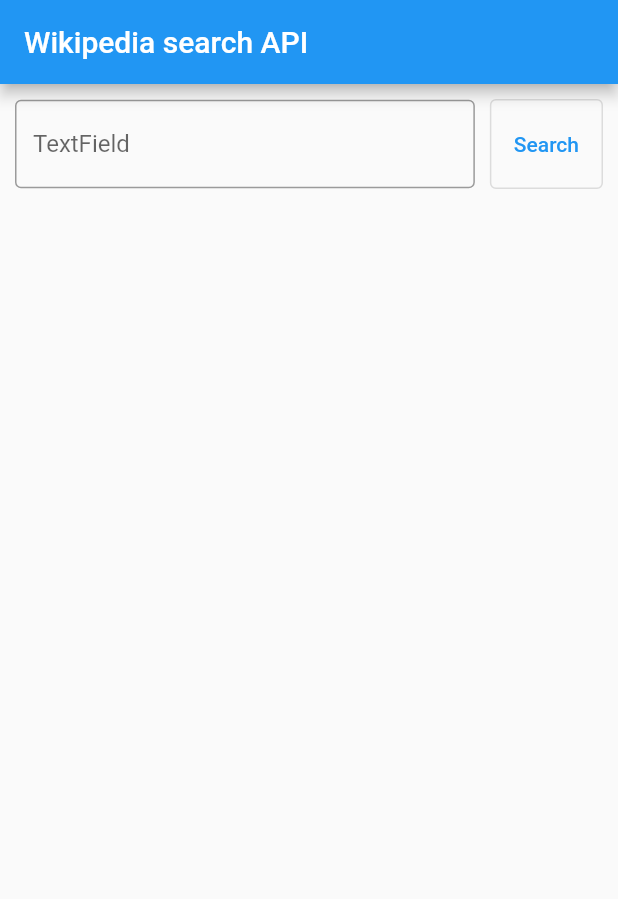
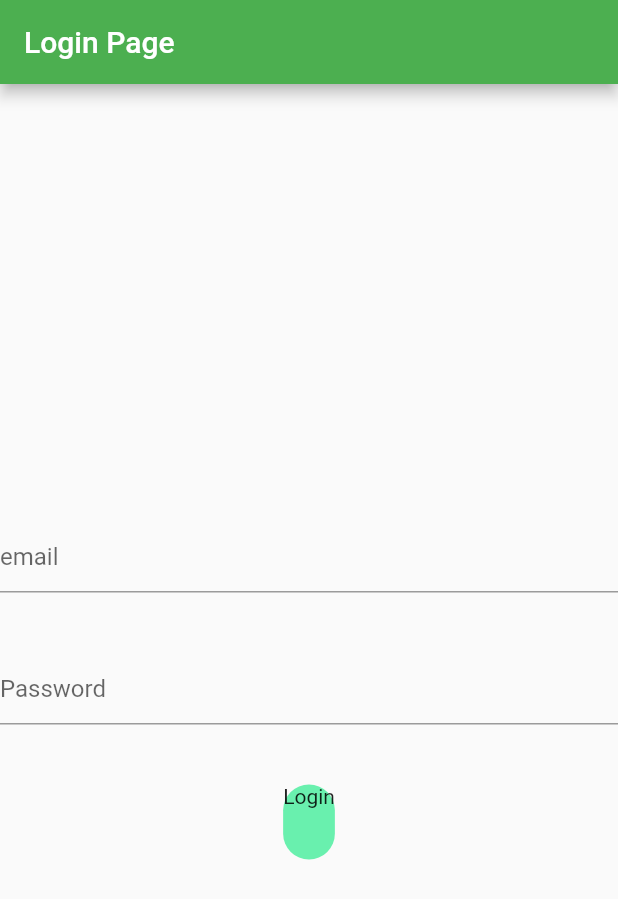
Before and after one commit to mrunalk05/flutter_login, a Flutter app: the screen it shows after launch, on a phone screen of 412 x 824 dp. Shown: the top 899 px of the screen. Run offline on Flutter 3.47's test engine with Material 2 defaults, Android fonts, the phone set to English and light mode, and no system bars; our stand-ins replace flutter_html, modal_progress_hud_nsn.

Commit message:
flutter login

```diff
--- a/lib/main.dart
+++ b/lib/main.dart
@@ -2,198 +2,76 @@ import 'dart:convert';
 import 'package:flutter/cupertino.dart';
 import 'package:flutter_html/flutter_html.dart';
 import 'package:http/http.dart' as http;
+import 'package:modal_progress_hud_nsn/modal_progress_hud_nsn.dart';
 
 import 'package:flutter/material.dart';
 
-void main() => runApp(MyApp());
+void main() => runApp(MaterialApp(home: Login()));
 
-class MyApp extends StatelessWidget {
-  @override
-  Widget build(BuildContext context) {
-    return MaterialApp(
-      title: 'Flutter Demo',
-      theme: ThemeData(
-        primarySwatch: Colors.blue,
-      ),
-      home: MyHomePage(title: 'Wikipedia search API'),
-    );
+class Login extends StatefulWidget {
+  const Login({Key? key}) : super(key: key);
+  _LoginState createState() => _LoginState();
+}
+
+TextEditingController emailcontroler = TextEditingController();
+TextEditingController passwordcontroler = TextEditingController();
+
+void login(String email, String password) async {
+  try {
+    http.Response response = await http.post(
+        Uri.parse(" https://reqres.in/api/login"),
+        body: {"email": email, "password": password});
+
+    if (response.statusCode == 200) {
+      print("Logged in Sucefully");
+    } else {
+      print('Failed To login');
+    }
+  } catch (e) {
+    //print(e.tostring());
   }
 }
 
-class MyHomePage extends StatefulWidget {
-  final String title;
-  const MyHomePage({Key? key, required this.title}) : super(key: key);
-
-  @override
-  _MyHomePageState createState() => _MyHomePageState();
-}
-
-class _MyHomePageState extends State<MyHomePage> {
-  final searchTextController = TextEditingController();
-  List<WikiSearchEntity> searchList = [];
-
-  void _search() {
-    String str = searchTextController.text;
-    RequestService.query(str).then((WikiSearchResponse? response) {
-      setState(() {
-        searchList = response!.query.search;
-      });
-    });
-  }
-
-  @override
-  void dispose() {
-    searchTextController.dispose();
-    super.dispose();
-  }
-
+class _LoginState extends State<Login> {
   @override
   Widget build(BuildContext context) {
     return Scaffold(
       appBar: AppBar(
-        title: Text(widget.title),
+        backgroundColor: Colors.green,
+        title: Text('Login Page'),
       ),
-      body: Container(
-        child: Padding(
-          padding: EdgeInsets.all(10),
-          child: Column(
-            mainAxisAlignment: MainAxisAlignment.start,
-            crossAxisAlignment: CrossAxisAlignment.start,
-            children: <Widget>[
-              Row(
+      body: Column(
+        crossAxisAlignment: CrossAxisAlignment.center,
         mainAxisAlignment: MainAxisAlignment.center,
-                  crossAxisAlignment: CrossAxisAlignment.center,
         children: [
-                    Expanded(
-                      child: TextField(
-                        controller: searchTextController,
-                        obscureText: false,
-                        decoration: InputDecoration(
-                          border: OutlineInputBorder(),
-                          labelText: 'TextField',
+          Padding(
+            padding: EdgeInsets.all(20.0),
           ),
+          TextFormField(
+            controller: emailcontroler,
+            decoration: InputDecoration(hintText: "email"),
           ),
+          SizedBox(height: 40),
+          TextFormField(
+            controller: passwordcontroler,
+            decoration: InputDecoration(hintText: "Password"),
           ),
-                    SizedBox(
-                      width: 10,
+          SizedBox(height: 40),
+          GestureDetector(
+            onTap: () {
+              login(emailcontroler.text.toString(),
+                  passwordcontroler.text.toString());
+            },
+            child: Container(
+              height: 50,
+              decoration: BoxDecoration(
+                  color: Colors.greenAccent,
+                  borderRadius: BorderRadius.circular(20.0)),
+              child: Text('Login'),
             ),
-                    Container(
-                      height: 60,
-                      child: OutlinedButton(
-                        onPressed: _search,
-                        child: Text("Search"),
-                      ),
-                    ),
-                  ]
-              ),
-              SizedBox(
-                height: 10,
-              ),
-              Expanded(child:
-                SingleChildScrollView(
-                child: ListView.builder(
-                  primary: false,
-                  itemBuilder: (BuildContext context,
-                      int index) => new WikiSearchItemWidget(searchList[index]),
-                  itemCount: searchList.length,
-                  shrinkWrap: true,
-                ),
-              ),
-              ),
+          )
         ],
-          ),
-        ),
       ),
     );
   }
 }
-
-class WikiSearchItemWidget extends StatelessWidget {
-  final WikiSearchEntity _entity;
-
-  WikiSearchItemWidget(this._entity);
-
-  @override
-  Widget build(BuildContext context) {
-    return ListTile(
-      title: Text(_entity.title,
-        style: TextStyle(
-          fontSize: 20,
-          fontWeight: FontWeight.w700,
-        ),
-      ),
-      subtitle: SingleChildScrollView(
-        child: Html(data: _entity.snippet),
-      ),
-      onTap: () {
-
-      },
-    );
-  }
-}
-
-class RequestService {
-  static Future<WikiSearchResponse?> query(String search) async {
-    var response = await http.get(
-        Uri.parse("https://en.wikipedia.org/w/api.php?action=query&origin=*&list=search&srsearch=$search&format=json")
-    );
-    // Check if response is success
-    if (response.statusCode >= 200 && response.statusCode < 300) {
-      var map = json.decode(response.body);
-      return WikiSearchResponse.fromJson(map);
-    } else {
-      print("Query failed: ${response.body} (${response.statusCode})");
-      return null;
-    }
-  }
-}
-
-class WikiSearchResponse {
-  String batchComplete;
-  WikiQueryResponse query;
-  WikiSearchResponse({required this.batchComplete, required this.query});
-
-  factory WikiSearchResponse.fromJson(Map<String, dynamic> json) => WikiSearchResponse(
-      batchComplete: json["batchcomplete"],
-      query: WikiQueryResponse.fromJson(json["query"])
-  );
-}
-
-class WikiQueryResponse {
-  List<WikiSearchEntity> search;
-
-  WikiQueryResponse({required this.search});
-
-  factory WikiQueryResponse.fromJson(Map<String, dynamic> json) {
-    List<dynamic> resultList = json['search'];
-    List<WikiSearchEntity> search = resultList.map((dynamic value) =>
-        WikiSearchEntity.fromJson(value))
-        .toList(growable: false);
-    return WikiQueryResponse(
-        search: search
-    );
-  }
-}
-
-class WikiSearchEntity {
-  int ns;
-  String title;
-  int pageId;
-  int size;
-  int wordCount;
-  String snippet;
-  String timestamp;
-  WikiSearchEntity({required this.ns, required this.title,
-    required this.pageId, required this.size, required this.wordCount,
-    required this.snippet, required this.timestamp});
-
-  factory WikiSearchEntity.fromJson(Map<String, dynamic> json) => WikiSearchEntity(
-    ns: json["ns"],
-    title: json["title"],
-    pageId: json["pageid"],
-    size: json["size"],
-    wordCount: json["wordcount"],
-    snippet: json["snippet"],
-    timestamp: json["timestamp"]
-  );
-}
--- a/pubspec.yaml
+++ b/pubspec.yaml
@@ -21,6 +21,7 @@ dependencies:
     sdk: flutter
   http: ^0.13.4
   flutter_html: ^2.0.0
+  modal_progress_hud_nsn: ^0.3.0
 
 dev_dependencies:
   flutter_test:
```
Also changed, not shown: 1 other file. Lines whose indentation alone changed are shown as unchanged.
